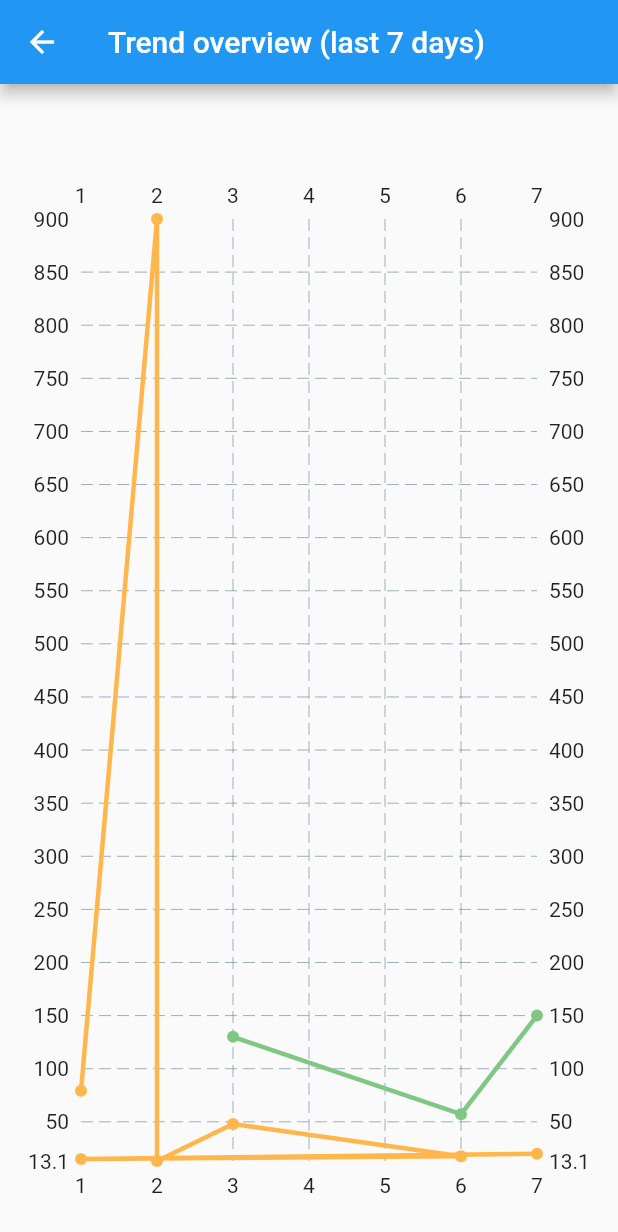
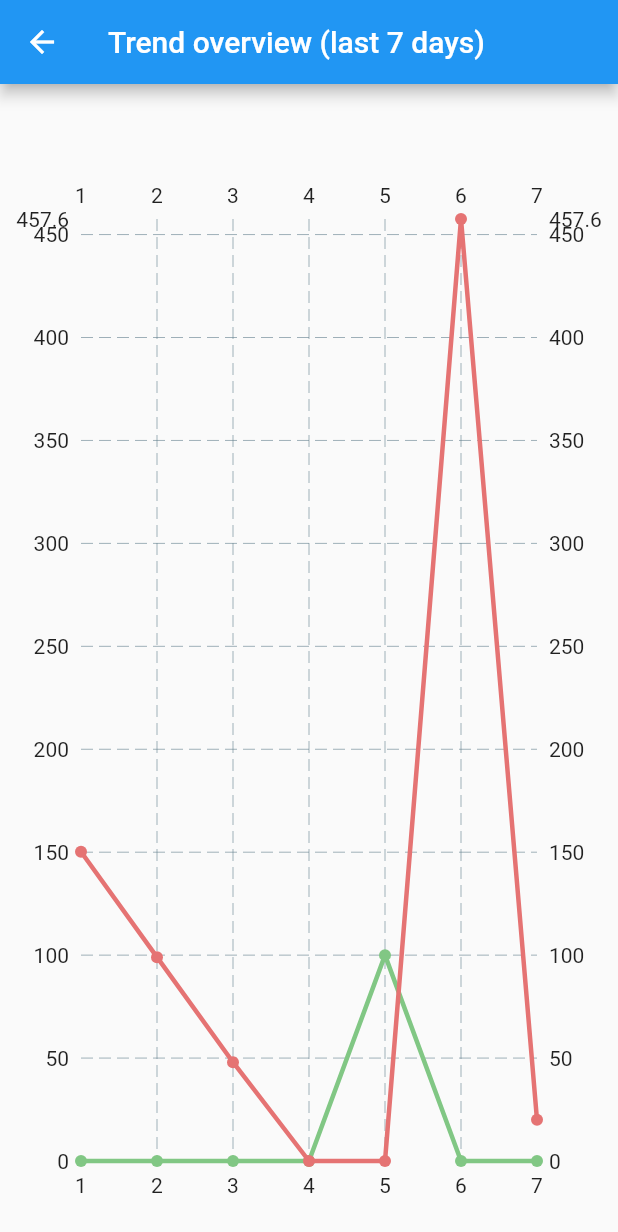
Before and after one commit to Petar81/Track-Bank-Expenses, a Flutter app: the Trend screen opened directly, on a phone screen of 412 x 824 dp. Shown: the top 1232 px of the screen. Run offline on Flutter 3.47's test engine with Material 2 defaults, Android fonts, the phone set to English and light mode, and no system bars; drawn by our look-alikes of fl_chart; our stand-ins replace charts_flutter, firebase_core, firebase_database; accounts and stored records are empty.

Commit message:
change line and tooltip colors

```diff
--- a/lib/screens/trend.dart
+++ b/lib/screens/trend.dart
@@ -24,12 +24,20 @@ class _TrendState extends State<Trend> {
             child: LineChart(
               LineChartData(
                   borderData: FlBorderData(show: false),
+                  lineTouchData: LineTouchData(
+                    touchTooltipData:
+                        LineTouchTooltipData(tooltipBgColor: Colors.black87),
+                  ),
                   lineBarsData: [
                     LineChartBarData(
                       spots: [
-                        const FlSpot(3, 130.01),
-                        const FlSpot(6, 57.22),
-                        const FlSpot(7, 150.00),
+                        const FlSpot(1, 0),
+                        const FlSpot(2, 0),
+                        const FlSpot(3, 0),
+                        const FlSpot(4, 0),
+                        const FlSpot(5, 100),
+                        const FlSpot(6, 0),
+                        const FlSpot(7, 0)
                       ],
                       isCurved: false,
                       barWidth: 3,
@@ -39,18 +47,18 @@ class _TrendState extends State<Trend> {
                     ),
                     LineChartBarData(
                       spots: [
-                        const FlSpot(1, 79.23),
-                        const FlSpot(2, 900),
-                        const FlSpot(2, 13.11),
+                        const FlSpot(1, 150.23),
+                        const FlSpot(2, 99),
                         const FlSpot(3, 47.99),
-                        const FlSpot(6, 17.56),
-                        const FlSpot(1, 15.00),
+                        const FlSpot(4, 0),
+                        const FlSpot(5, 0),
+                        const FlSpot(6, 457.56),
                         const FlSpot(7, 20.00)
                       ],
                       isCurved: false,
                       barWidth: 3,
                       colors: [
-                        Colors.orange.shade300,
+                        Colors.red.shade300,
                       ],
                     ),
                   ]),
```
